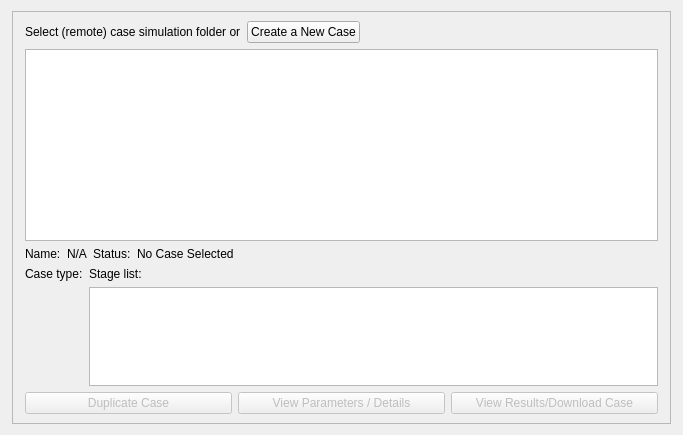
This is cwe_guiWidgets/cwe_manage_simulation.ui in NHERI-SimCenter/CWE-Simulation-Tool as Qt 5 draws it before an edit. The edited form follows.
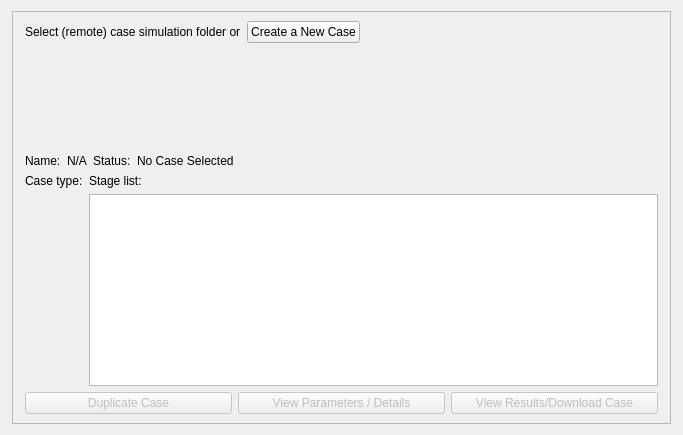
This is the edited form. Icons and pictures are not drawn. Custom widgets are drawn as their Qt base class.

```diff
--- a/cwe_guiWidgets/cwe_manage_simulation.ui
+++ b/cwe_guiWidgets/cwe_manage_simulation.ui
@@ -170,7 +170,7 @@
        </widget>
       </item>
       <item row="4" column="0">
-       <widget class="RemoteFileTree" name="treeView">
+       <widget class="RemoteFileTree" name="treeView" native="true">
         <property name="sizePolicy">
          <sizepolicy hsizetype="Expanding" vsizetype="MinimumExpanding">
           <horstretch>0</horstretch>
@@ -394,7 +394,7 @@
  <customwidgets>
   <customwidget>
    <class>RemoteFileTree</class>
-   <extends>QTreeView</extends>
+   <extends>QWidget</extends>
    <header>../AgaveExplorer/remoteModelViews/remotefiletree.h</header>
    <container>1</container>
   </customwidget>
```
